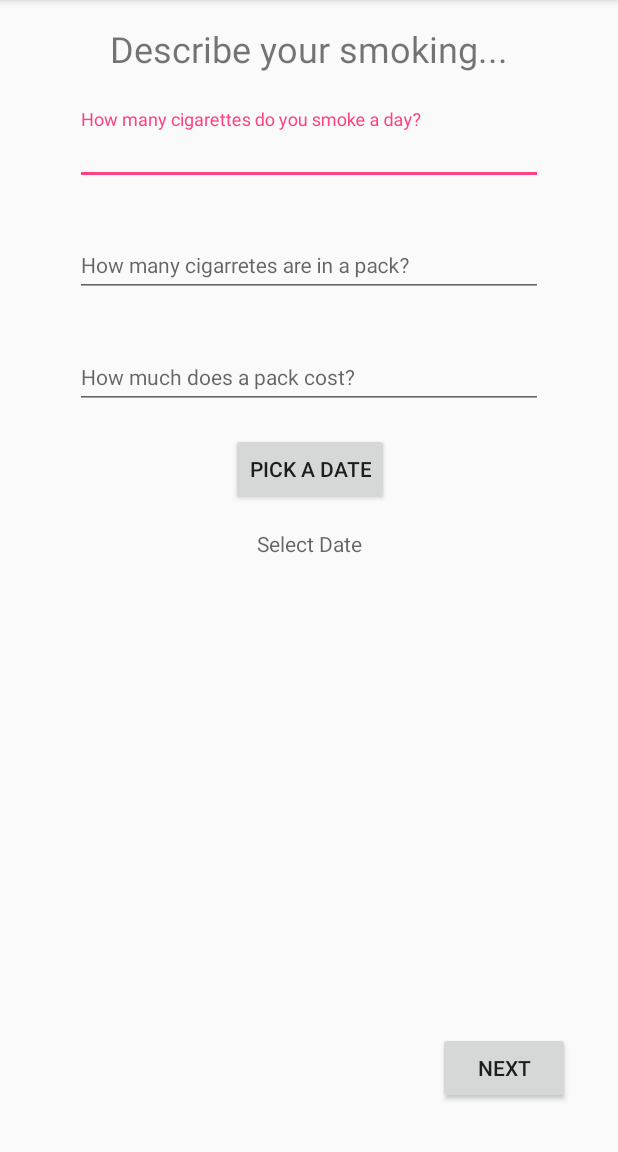
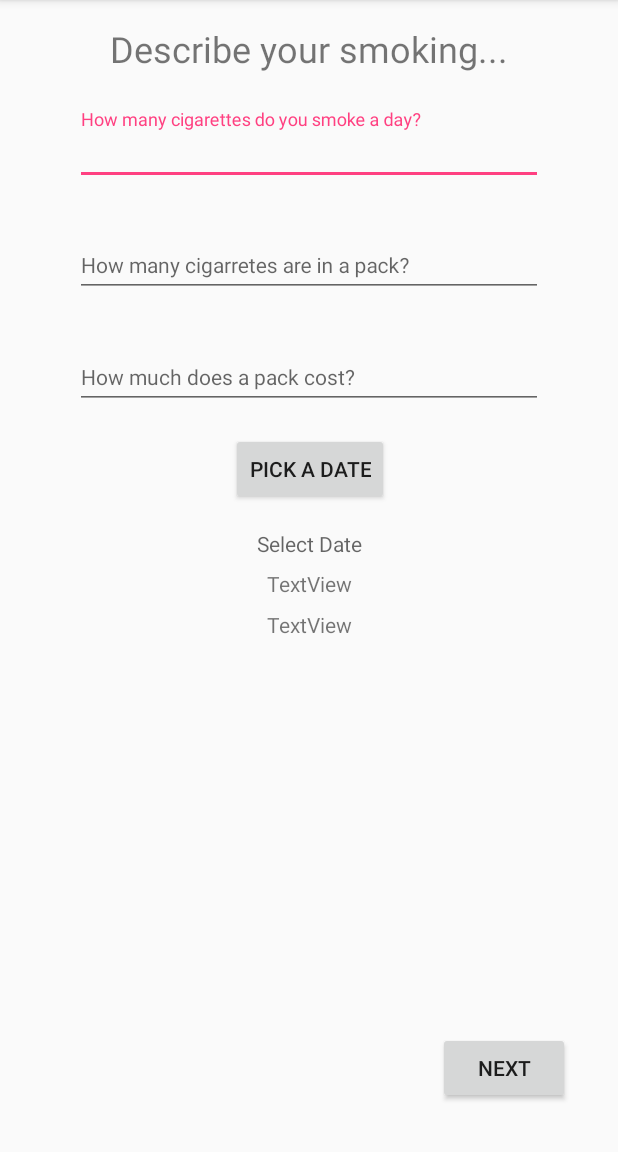
Before and after one commit to fegonzalezg/V1, an Android app: the screen it shows after launch (MainActivity), on a phone screen of 412 x 824 dp, the part 84-1236 px from its top. Run offline under Robolectric (Android 15) with nearby library versions, the phone set to English and light mode, and no system bars.

Commit message:
15/06/2017 JHG

```diff
--- a/app/src/main/res/layout/activity_main.xml
+++ b/app/src/main/res/layout/activity_main.xml
@@ -104,7 +104,6 @@
         android:layout_marginBottom="32dp"
         android:layout_marginEnd="32dp"
         android:layout_marginRight="32dp"
-        android:onClick="onClickNext"
         android:text="@string/Next"
         app:layout_constraintBottom_toBottomOf="parent"
         app:layout_constraintRight_toRightOf="parent" />
@@ -135,5 +134,29 @@
         app:layout_constraintRight_toRightOf="parent"
         app:layout_constraintTop_toBottomOf="@+id/Datebutton" />
 
+    <TextView
+        android:id="@+id/textViewTest"
+        android:layout_width="wrap_content"
+        android:layout_height="wrap_content"
+        android:layout_marginLeft="8dp"
+        android:layout_marginRight="8dp"
+        android:layout_marginTop="7dp"
+        android:text="TextView"
+        app:layout_constraintLeft_toLeftOf="parent"
+        app:layout_constraintRight_toRightOf="parent"
+        app:layout_constraintTop_toBottomOf="@+id/tvDate" />
+
+    <TextView
+        android:id="@+id/textViewTimer"
+        android:layout_width="wrap_content"
+        android:layout_height="wrap_content"
+        android:layout_marginLeft="8dp"
+        android:layout_marginRight="8dp"
+        android:layout_marginTop="8dp"
+        android:text="TextView"
+        app:layout_constraintLeft_toLeftOf="parent"
+        app:layout_constraintRight_toRightOf="parent"
+        app:layout_constraintTop_toBottomOf="@+id/textViewTest" />
+
 
 </android.support.constraint.ConstraintLayout>
--- a/app/src/main/res/values/strings.xml
+++ b/app/src/main/res/values/strings.xml
@@ -9,5 +9,11 @@
 
     <string name="date_pick">Pick a date</string>
     <string name="action_settings">Settings</string>
+    <string name="timer">%1$d days, %2$d hours, %3$d minutes, %4$d seconds</string>
+
+    //Fix id visible bug
+    <item name="visible" type="id"/>
+    <item name="masked" type="id"/>
+
 
 </resources>
--- a/app/src/main/res/values/styles.xml
+++ b/app/src/main/res/values/styles.xml
@@ -6,6 +6,9 @@
         <item name="colorPrimary">@color/colorPrimary</item>
         <item name="colorPrimaryDark">@color/colorPrimaryDark</item>
         <item name="colorAccent">@color/colorAccent</item>
+
+
+
     </style>
 
 </resources>
```
Also changed, not shown: app/src/main/java/com/example/felipe/smokeoff/MainActivity.kt (+61 -12 lines).
